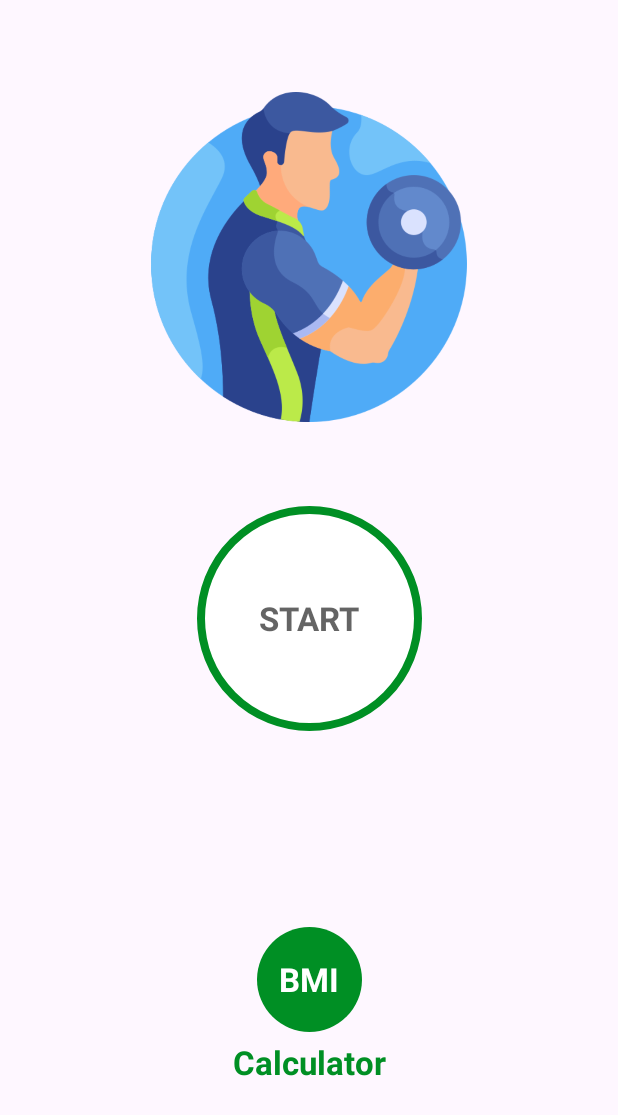
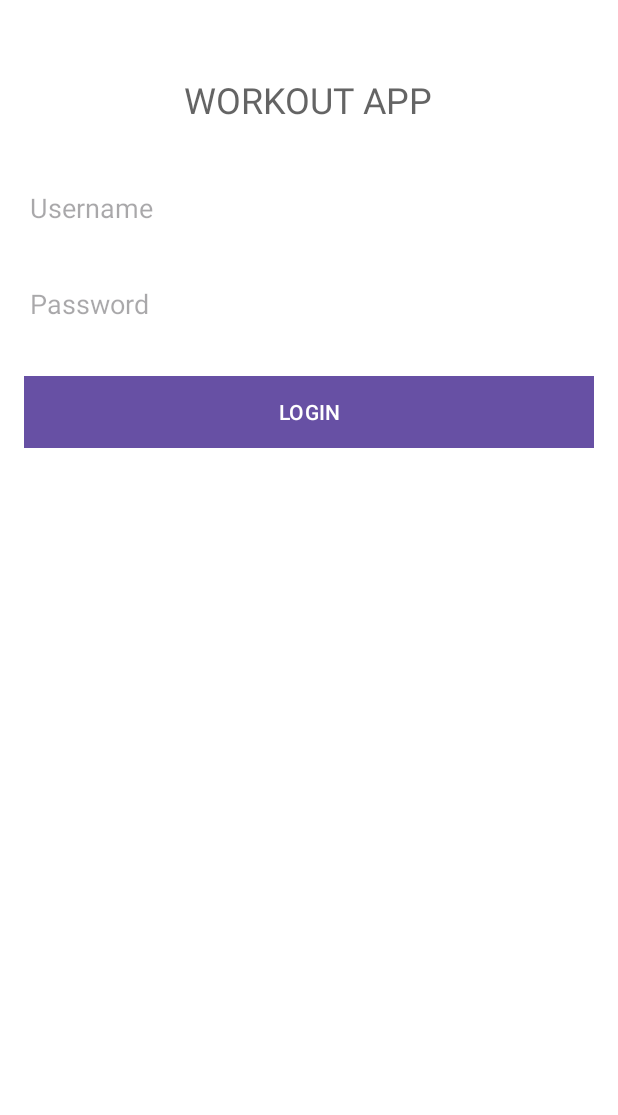
Before and after one commit to An-Array/Standard_Workout_App, an Android app: the screen it shows after launch (MainActivity before the commit, LoginActivity after it), on a phone screen of 412 x 824 dp. Shown: the top 1115 px of the screen. Run offline under Robolectric (Android 15) with nearby library versions, the phone set to English and light mode, and no system bars.

Commit message:
Login Page

```diff
--- a/app/src/main/AndroidManifest.xml
+++ b/app/src/main/AndroidManifest.xml
@@ -18,24 +18,34 @@
         android:supportsRtl="true"
         android:theme="@style/Theme.WorkoutApp"
         tools:targetApi="31">
+
         <activity
             android:name=".BMIActivity"
             android:exported="false" />
+
         <activity
             android:name=".FinishActivity"
             android:exported="false" />
+
         <activity
             android:name=".ExerciseActivity"
             android:exported="false" />
+
         <activity
-            android:name=".MainActivity"
+            android:name=".LoginActivity"
             android:exported="true">
+
             <intent-filter>
                 <action android:name="android.intent.action.MAIN" />
-
                 <category android:name="android.intent.category.LAUNCHER" />
             </intent-filter>
         </activity>
+
+        <activity
+            android:name=".MainActivity"
+            android:exported="false">
+        </activity>
+
     </application>
 
 </manifest>
--- a/app/src/main/java/com/daike/workoutapp/BMIActivity.kt
+++ b/app/src/main/java/com/daike/workoutapp/BMIActivity.kt
@@ -1,3 +1,5 @@
+package com.daike.workoutapp
+
 import android.os.Bundle
 import android.view.View
 import android.widget.Toast
@@ -94,11 +96,7 @@ class BMIActivity : AppCompatActivity() {
         ) {
             bmiLabel = "Normal"
             bmiDescription = "Congratulations! You are in a good shape!"
-        } else if (java.lang.Float.compare(bmi, 25f) > 0 && java.lang.Float.compare(
-                bmi,
-                30f
-            ) <= 0
-        ) {
+        } else if (bmi.compareTo( 25f) > 0 && bmi.compareTo( 30f) <= 0) {
             bmiLabel = "Overweight"
             bmiDescription = "Oops! You really need to take care of your yourself! Workout maybe!"
         } else if (bmi.compareTo(30f) > 0 && bmi.compareTo(35f) <= 0
--- /dev/null
+++ b/app/src/main/java/com/daike/workoutapp/LoginActivity.kt
@@ -0,0 +1,44 @@
+package com.daike.workoutapp
+import android.content.Intent
+import android.os.Bundle
+import android.widget.Button
+import android.widget.EditText
+import android.widget.Toast
+import androidx.appcompat.app.AppCompatActivity
+
+class LoginActivity : AppCompatActivity() {
+
+    override fun onCreate(savedInstanceState: Bundle?) {
+        super.onCreate(savedInstanceState)
+        setContentView(R.layout.activity_login)
+
+        val editTextUsername: EditText = findViewById(R.id.editTextUsername)
+        val editTextPassword: EditText = findViewById(R.id.editTextPassword)
+        val loginButton: Button = findViewById(R.id.loginButton)
+
+        loginButton.setOnClickListener {
+            val username = editTextUsername.text.toString()
+            val password = editTextPassword.text.toString()
+
+            // Always return true for any credentials
+            if (isValidCredentials(username, password)) {
+                // Successful login, navigate to the next screen
+                Toast.makeText(this, "Login successful!", Toast.LENGTH_SHORT).show()
+
+                // Create an Intent to start the next activity (e.g., MainActivity)
+                val intent = Intent(this, MainActivity::class.java)
+                startActivity(intent)
+
+                // Add code to navigate to the next activity here (e.g., startActivity)
+            } else {
+                // Invalid credentials, show an error message
+                Toast.makeText(this, "Invalid credentials", Toast.LENGTH_SHORT).show()
+            }
+        }
+    }
+
+    private fun isValidCredentials(username: String, password: String): Boolean {
+        // Replace this with your actual authentication logic
+        return true;
+        }
+}
--- a/app/src/main/java/com/daike/workoutapp/MainActivity.kt
+++ b/app/src/main/java/com/daike/workoutapp/MainActivity.kt
@@ -1,12 +1,8 @@
 package com.daike.workoutapp
 
-import BMIActivity
 import android.content.Intent
 import androidx.appcompat.app.AppCompatActivity
 import android.os.Bundle
-import android.os.CountDownTimer
-import android.widget.FrameLayout
-import android.widget.Toast
 import com.daike.workoutapp.databinding.ActivityMainBinding
 
 class MainActivity : AppCompatActivity() {
--- /dev/null
+++ b/app/src/main/res/layout/activity_login.xml
@@ -0,0 +1,58 @@
+<?xml version="1.0" encoding="utf-8"?>
+<RelativeLayout xmlns:android="http://schemas.android.com/apk/res/android"
+    android:layout_width="match_parent"
+    android:layout_height="match_parent"
+    android:background="#FFFFFF">
+
+    <!-- Top Heading -->
+    <TextView
+        android:id="@+id/textViewTopHeading"
+        android:layout_width="wrap_content"
+        android:layout_height="wrap_content"
+        android:text="WORKOUT APP"
+        android:textColor="@color/colorPrimary"
+        android:textSize="24sp"
+        android:layout_centerHorizontal="true"
+        android:layout_marginTop="50dp"/>
+
+    <!-- Username EditText -->
+    <EditText
+        android:id="@+id/editTextUsername"
+        android:layout_width="match_parent"
+        android:layout_height="wrap_content"
+        android:layout_below="@id/textViewTopHeading"
+        android:layout_marginHorizontal="16dp"
+        android:layout_marginTop="32dp"
+        android:backgroundTint="#ffffff"
+        android:hint="Username"
+        android:minHeight="48dp"
+        android:textColor="@color/black" />
+
+    <!-- Password EditText -->
+    <EditText
+        android:id="@+id/editTextPassword"
+        android:layout_width="match_parent"
+        android:layout_height="wrap_content"
+        android:layout_below="@id/editTextUsername"
+        android:layout_marginHorizontal="16dp"
+        android:layout_marginTop="16dp"
+        android:backgroundTint="#ffffff"
+        android:hint="Password"
+        android:inputType="textPassword"
+        android:minHeight="48dp"
+        android:textColor="@color/black" />
+
+    <!-- Login Button -->
+    <Button
+        android:id="@+id/loginButton"
+        android:layout_width="match_parent"
+        android:layout_height="wrap_content"
+        android:text="LOGIN"
+        android:textColor="#FFFFFF"
+        android:background="#000000"
+        android:layout_below="@id/editTextPassword"
+        android:layout_marginTop="24dp"
+        android:layout_marginHorizontal="16dp"
+        />
+
+</RelativeLayout>
--- a/app/src/main/res/layout/activity_main.xml
+++ b/app/src/main/res/layout/activity_main.xml
@@ -4,6 +4,7 @@
     xmlns:tools="http://schemas.android.com/tools"
     android:layout_width="match_parent"
     android:layout_height="match_parent"
+    android:background="#000000"
     android:padding="@dimen/main_screen_layout_padding"
     tools:context=".MainActivity">
 
```
